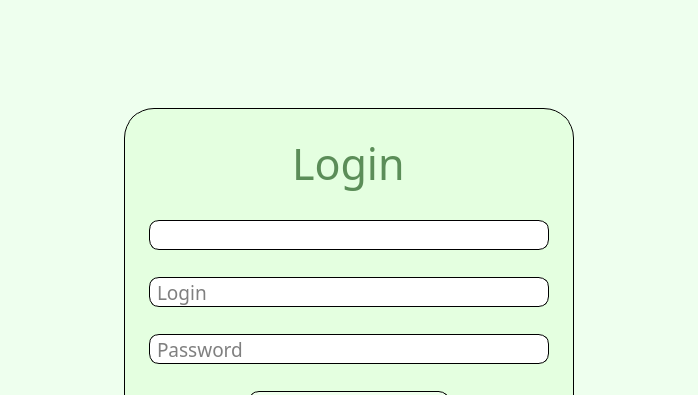
This is mainwindow.ui in UA-1240-C/smtp-ui as Qt 5 draws it before an edit; both pictures show x 0 to 698 and y 0 to 395 of the 698 by 567 pixel window. The edited form follows.
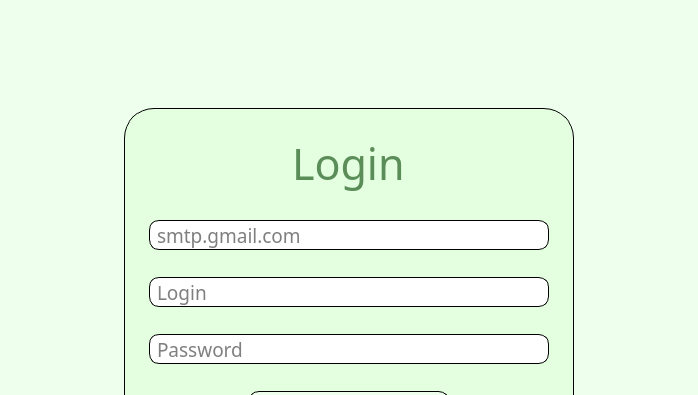
This is the edited form. The open tabs and pages were chosen to show the change.

Commit message: basic integration

The edit to the form file:
```diff
--- a/mainwindow.ui
+++ b/mainwindow.ui
@@ -179,9 +179,12 @@
 	padding: 0px 5px;
 }</string>
              </property>
-             <property name="placeholderText">
+             <property name="text">
               <string/>
              </property>
+             <property name="placeholderText">
+              <string>smtp.gmail.com</string>
+             </property>
             </widget>
            </item>
            <item alignment="Qt::AlignmentFlag::AlignHCenter">
```
Left out of the diff: 8 changed lines with no effect on the pictures. The commit also changes 2 other files.
